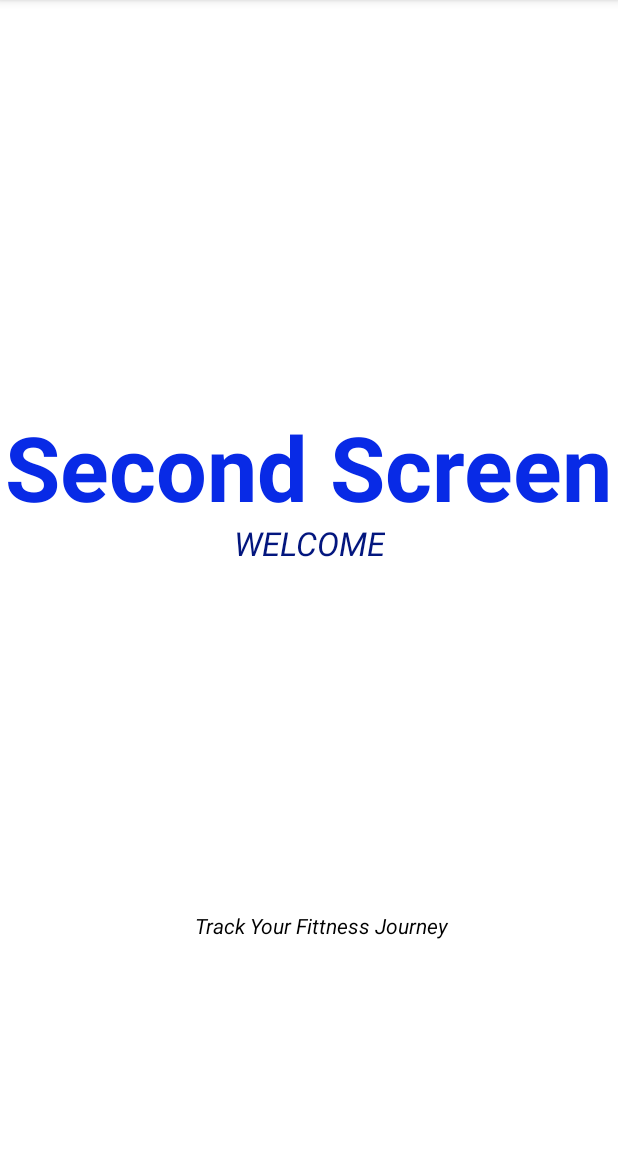
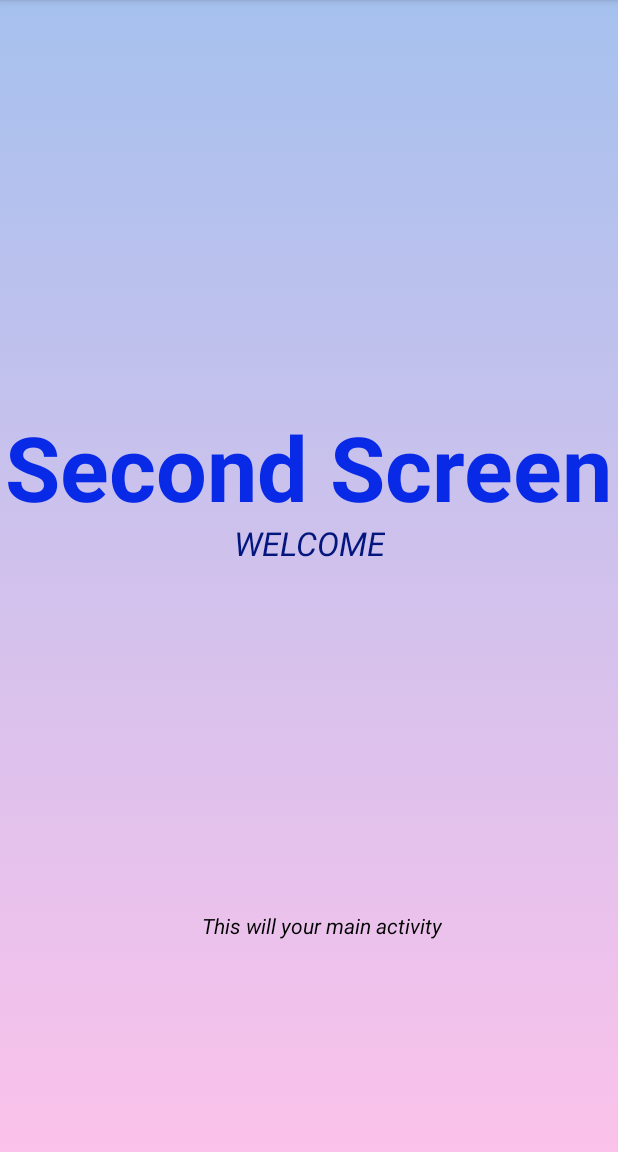
Before and after one commit to skrShailesh/splashscreensample, an Android app: the screen it shows after launch (MainActivity), on a phone screen of 412 x 824 dp, the part 84-1236 px from its top. Run offline under Robolectric (Android 15) with nearby library versions, the phone set to English and light mode, and no system bars.

Commit message:
updated all files

```diff
--- a/app/src/main/java/com/example/splashscreensample/SplashActivity.java
+++ b/app/src/main/java/com/example/splashscreensample/SplashActivity.java
@@ -19,7 +19,7 @@ public class SplashActivity extends AppCompatActivity {
                 Intent iHome = new Intent(SplashActivity.this,MainActivity.class);
                 startActivity(iHome);
             }
-        }, 4000);
+        }, 3500);
 
 
 
--- /dev/null
+++ b/app/src/main/res/drawable/gradient_background.xml
@@ -0,0 +1,14 @@
+<?xml version="1.0" encoding="utf-8"?>
+<selector xmlns:android="http://schemas.android.com/apk/res/android">
+    <item>
+        <shape>
+            <gradient
+                android:angle="90"
+                android:startColor="#fbc2eb"
+                android:endColor="#a6c1ee"
+                android:type="linear"
+                />
+        </shape>
+    </item>
+
+</selector>
--- a/app/src/main/res/layout/activity_main.xml
+++ b/app/src/main/res/layout/activity_main.xml
@@ -4,9 +4,10 @@
     xmlns:tools="http://schemas.android.com/tools"
     android:layout_width="match_parent"
     android:layout_height="match_parent"
-    android:background="@color/white"
+    android:background="@drawable/gradient_background"
     android:gravity="center"
-    tools:context=".MainActivity">
+    tools:context=".MainActivity"
+    >
 
     <TextView
         android:layout_width="wrap_content"
@@ -24,7 +25,7 @@
     <TextView
         android:layout_width="wrap_content"
         android:layout_height="wrap_content"
-        android:text="Track Your Fittness Journey"
+        android:text="This will your main activity"
         android:textColor="@color/black"
         android:textStyle="italic"
         app:layout_constraintBottom_toBottomOf="parent"
```
Also changed, not shown: app/src/main/res/layout/activity_splash.xml (+6 -5 lines).
